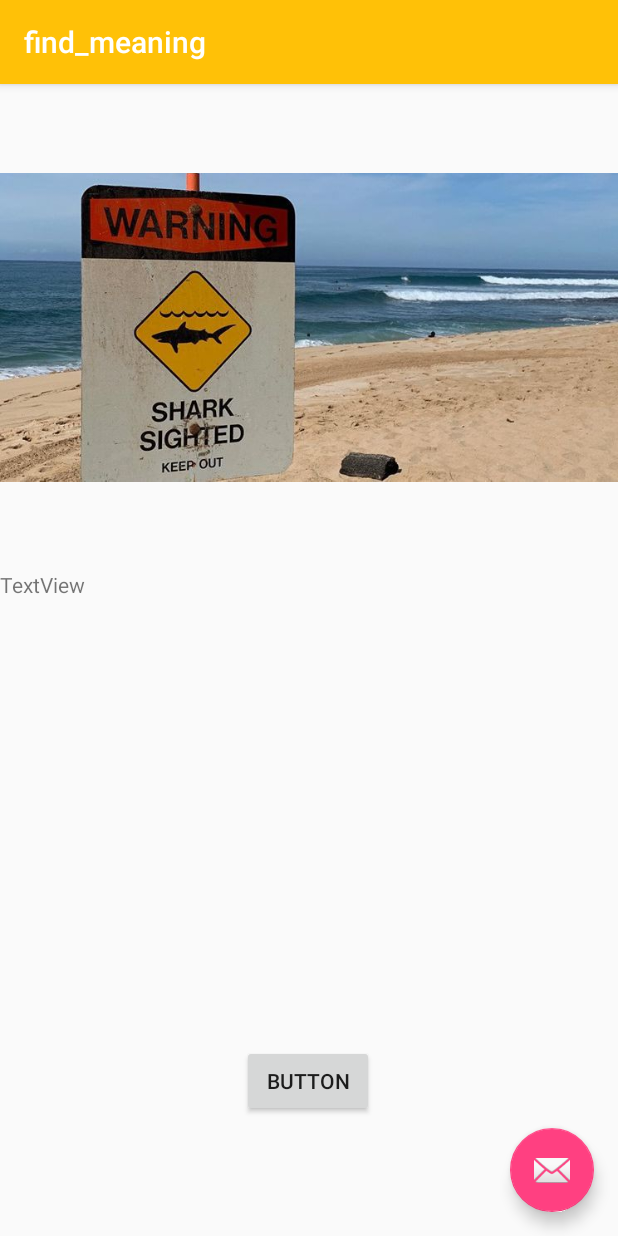
After one commit to aadityaguptaa/text-recognition, an Android app: the find_meaning screen opened directly, with no data from a screen before it, on a phone screen of 412 x 824 dp. The commit adds this screen. Run offline under Robolectric (Android 15) with nearby library versions, the phone set to English and light mode, and no system bars.

Commit message:
Find Meaning added

```diff
--- a/app/build.gradle
+++ b/app/build.gradle
@@ -34,13 +34,13 @@ dependencies {
     androidTestImplementation 'androidx.test.espresso:espresso-core:3.2.0'
     implementation 'com.squareup.okhttp:okhttp:2.5.0'
     implementation 'com.google.code.gson:gson:2.8.5'
-    // Face features
     implementation 'com.google.mlkit:face-detection:16.0.0'
+    implementation 'org.apache.httpcomponents:httpcore:4.4.9'
     implementation 'com.google.firebase:firebase-analytics:17.2.2'
-
 
 
     // Text features
     implementation 'com.google.android.gms:play-services-mlkit-text-recognition:16.0.0'
     implementation 'androidx.cardview:cardview:1.0.0'
+    implementation 'org.apache:apache:23'
 }
--- a/app/src/main/AndroidManifest.xml
+++ b/app/src/main/AndroidManifest.xml
@@ -19,9 +19,13 @@
         android:supportsRtl="true"
         android:theme="@style/AppTheme">
         <activity
+            android:name=".find_meaning"
+            android:label="@string/title_activity_find_meaning"
+            android:theme="@style/AppTheme.NoActionBar"></activity>
+        <activity
             android:name=".dashBoard"
             android:label="@string/title_activity_dash_board"
-            android:theme="@style/AppTheme.NoActionBar"></activity>
+            android:theme="@style/AppTheme.NoActionBar" />
         <activity
             android:name=".MainActivity"
             android:configChanges="keyboardHidden|orientation|screenSize"
--- a/app/src/main/java/com/google/codelab/mlkit/dashBoard.java
+++ b/app/src/main/java/com/google/codelab/mlkit/dashBoard.java
@@ -1,5 +1,6 @@
 package com.google.codelab.mlkit;
 
+import android.content.Intent;
 import android.os.Bundle;
 
 import com.google.android.material.floatingactionbutton.FloatingActionButton;
@@ -7,6 +8,7 @@ import com.google.android.material.snackbar.Snackbar;
 
 import androidx.appcompat.app.AppCompatActivity;
 import androidx.appcompat.widget.Toolbar;
+import androidx.cardview.widget.CardView;
 
 import android.view.View;
 
@@ -26,6 +28,16 @@ public class dashBoard extends AppCompatActivity {
                         .setAction("Action", null).show();
             }
         });
+
+        //for find_meaning activity
+        CardView find_meaning_card_view = findViewById(R.id.find_meaning_card_view);
+        find_meaning_card_view.setOnClickListener(new View.OnClickListener() {
+            @Override
+            public void onClick(View view) {
+                Intent intent = new Intent(dashBoard.this, find_meaning.class);
+                startActivity(intent);
+            }
+        });
     }
 
 }
--- /dev/null
+++ b/app/src/main/java/com/google/codelab/mlkit/find_meaning.java
@@ -0,0 +1,58 @@
+package com.google.codelab.mlkit;
+
+import android.content.Context;
+
+import android.content.res.AssetManager;
+import android.graphics.Bitmap;
+import android.graphics.BitmapFactory;
+import android.os.Bundle;
+
+import androidx.appcompat.app.AppCompatActivity;
+import androidx.appcompat.widget.Toolbar;
+
+import android.view.View;
+import android.widget.Button;
+import android.widget.ImageView;
+
+import java.io.IOException;
+import java.io.InputStream;
+
+public class find_meaning extends AppCompatActivity {
+
+    @Override
+    protected void onCreate(Bundle savedInstanceState) {
+        super.onCreate(savedInstanceState);
+        setContentView(R.layout.activity_find_meaning);
+        Toolbar toolbar = findViewById(R.id.toolbar);
+        setSupportActionBar(toolbar);
+        ImageView imageView = findViewById(R.id.image_view);
+        imageView.setImageBitmap(getBitmapFromAsset(this, "shark_sighted.jpg"));
+        Button button = findViewById(R.id.button100);
+        button.setOnClickListener(new View.OnClickListener() {
+            @Override
+            public void onClick(View view) {
+
+            }
+        });
+    }
+
+
+
+    public static Bitmap getBitmapFromAsset(Context context, String filePath) {
+        AssetManager assetManager = context.getAssets();
+
+        InputStream is;
+        Bitmap bitmap = null;
+        try {
+            is = assetManager.open(filePath);
+            bitmap = BitmapFactory.decodeStream(is);
+        } catch (IOException e) {
+            e.printStackTrace();
+        }
+
+        return bitmap;
+    }
+
+
+
+}
--- /dev/null
+++ b/app/src/main/res/layout/activity_find_meaning.xml
@@ -0,0 +1,33 @@
+<?xml version="1.0" encoding="utf-8"?>
+<androidx.coordinatorlayout.widget.CoordinatorLayout xmlns:android="http://schemas.android.com/apk/res/android"
+    xmlns:app="http://schemas.android.com/apk/res-auto"
+    xmlns:tools="http://schemas.android.com/tools"
+    android:layout_width="match_parent"
+    android:layout_height="match_parent"
+    tools:context=".find_meaning">
+
+    <com.google.android.material.appbar.AppBarLayout
+        android:layout_width="match_parent"
+        android:layout_height="wrap_content"
+        android:theme="@style/AppTheme.AppBarOverlay">
+
+        <androidx.appcompat.widget.Toolbar
+            android:id="@+id/toolbar"
+            android:layout_width="match_parent"
+            android:layout_height="?attr/actionBarSize"
+            android:background="?attr/colorPrimary"
+            app:popupTheme="@style/AppTheme.PopupOverlay" />
+
+    </com.google.android.material.appbar.AppBarLayout>
+
+    <include layout="@layout/content_find_meaning" />
+
+    <com.google.android.material.floatingactionbutton.FloatingActionButton
+        android:id="@+id/fab"
+        android:layout_width="wrap_content"
+        android:layout_height="wrap_content"
+        android:layout_gravity="bottom|end"
+        android:layout_margin="@dimen/fab_margin"
+        app:srcCompat="@android:drawable/ic_dialog_email" />
+
+</androidx.coordinatorlayout.widget.CoordinatorLayout>
--- a/app/src/main/res/layout/content_dash_board.xml
+++ b/app/src/main/res/layout/content_dash_board.xml
@@ -127,13 +127,14 @@
         android:orientation="horizontal">
 
         <androidx.cardview.widget.CardView
+            android:id="@+id/find_meaning_card_view"
             android:layout_width="160dp"
             android:layout_height="190dp"
-            app:cardBackgroundColor="@android:color/transparent"
 
             android:layout_margin="10dp"
             android:clickable="true"
-            android:foreground="?android:attr/selectableItemBackground">
+            android:foreground="?android:attr/selectableItemBackground"
+            app:cardBackgroundColor="@android:color/transparent">
 
             <LinearLayout
                 android:layout_width="match_parent"
@@ -153,7 +154,7 @@
                     android:layout_height="wrap_content"
                     android:layout_marginTop="10dp"
                     android:fontFamily="@font/open_sans_light"
-                    android:text="TEXT TO AUDIO"
+                    android:text="FIND MEANING"
                     android:textColor="#FFFFFF"
                     android:textSize="16sp"
                     android:textStyle="bold" />
--- /dev/null
+++ b/app/src/main/res/layout/content_find_meaning.xml
@@ -0,0 +1,45 @@
+<?xml version="1.0" encoding="utf-8"?>
+<androidx.constraintlayout.widget.ConstraintLayout xmlns:android="http://schemas.android.com/apk/res/android"
+    xmlns:app="http://schemas.android.com/apk/res-auto"
+    xmlns:tools="http://schemas.android.com/tools"
+    android:layout_width="match_parent"
+    android:layout_height="match_parent"
+    app:layout_behavior="@string/appbar_scrolling_view_behavior"
+    tools:context=".find_meaning"
+    tools:showIn="@layout/activity_find_meaning">
+
+    <ImageView
+        android:id="@+id/image_view"
+        android:layout_width="412dp"
+        android:layout_height="324dp"
+        app:layout_constraintBottom_toBottomOf="parent"
+        app:layout_constraintEnd_toEndOf="parent"
+        app:layout_constraintHorizontal_bias="0.0"
+        app:layout_constraintStart_toStartOf="parent"
+        app:layout_constraintTop_toTopOf="parent"
+        app:layout_constraintVertical_bias="0.0"
+        app:srcCompat="@drawable/tranicon" />
+
+    <Button
+        android:id="@+id/button100"
+        android:layout_width="wrap_content"
+        android:layout_height="wrap_content"
+        android:text="Button"
+        app:layout_constraintBottom_toBottomOf="parent"
+        app:layout_constraintEnd_toEndOf="parent"
+        app:layout_constraintHorizontal_bias="0.498"
+        app:layout_constraintStart_toStartOf="parent"
+        app:layout_constraintTop_toBottomOf="@+id/textView" />
+
+    <TextView
+        android:id="@+id/textView"
+        android:layout_width="412dp"
+        android:layout_height="237dp"
+        android:text="TextView"
+        app:layout_constraintBottom_toBottomOf="parent"
+        app:layout_constraintEnd_toEndOf="parent"
+        app:layout_constraintHorizontal_bias="1.0"
+        app:layout_constraintStart_toStartOf="parent"
+        app:layout_constraintTop_toBottomOf="@+id/image_view"
+        app:layout_constraintVertical_bias="0.0" />
+</androidx.constraintlayout.widget.ConstraintLayout>
--- a/app/src/main/res/values/strings.xml
+++ b/app/src/main/res/values/strings.xml
@@ -6,4 +6,5 @@
     <string name="find_text_cloud_button">Find text (cloud)</string>
     <string name="find_objects_button">Find objects</string>
     <string name="title_activity_dash_board">dashBoard</string>
+    <string name="title_activity_find_meaning">find_meaning</string>
 </resources>
```
Also changed, not shown: 1 other file.
